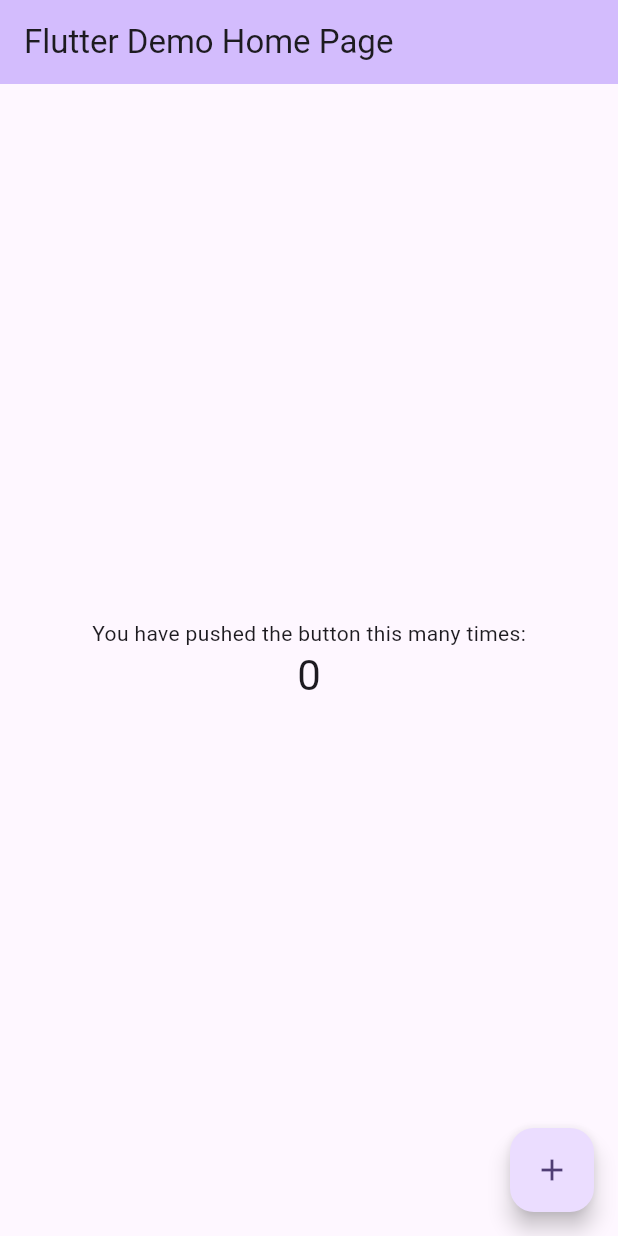
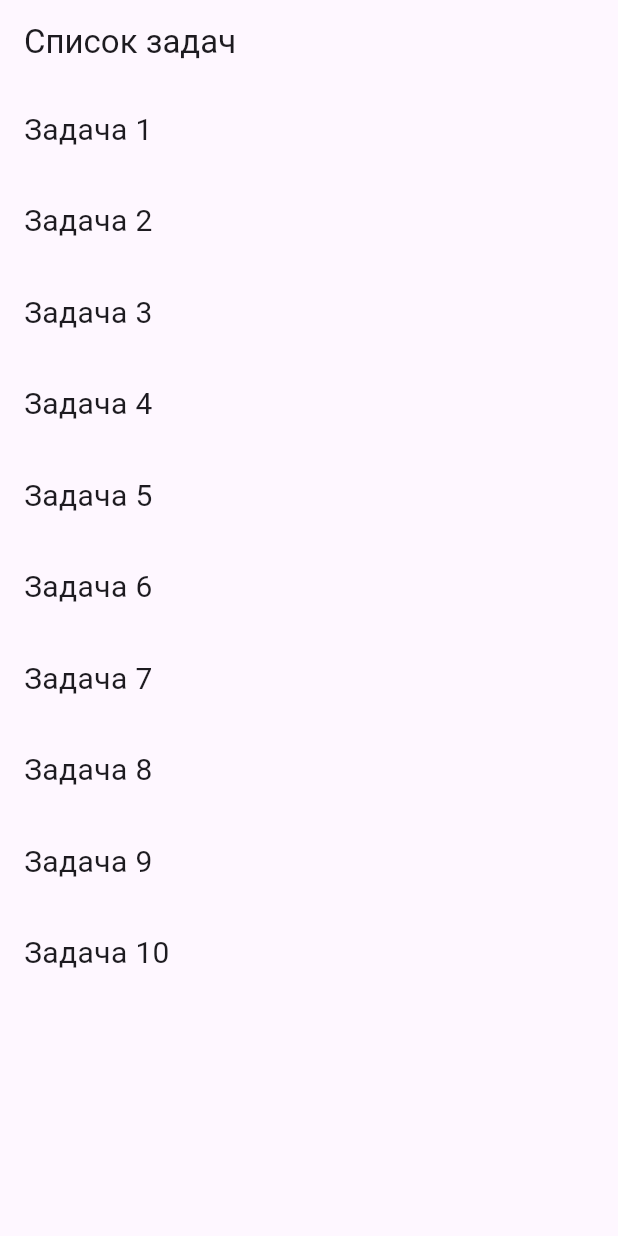
Before and after one commit to Aliya0322/flutter-project, a Flutter app: the screen it shows after launch, on a phone screen of 412 x 824 dp. Run offline on Flutter 3.47's test engine with Material 3 defaults, Android fonts, the phone set to English and light mode, and no system bars; our stand-ins replace supabase_flutter; accounts and stored records are empty.

Commit message:
init commit

```diff
--- /dev/null
+++ b/flutter_application_1/lib/api/api_config.dart
@@ -0,0 +1,4 @@
+class ApiConfig {
+  static const String projectURL = 'https://jcoxspwshcclyxuxdzcu.supabase.co';
+  static const String projectKEY = 'eyJhbGciOiJIUzI1NiIsInR5cCI6IkpXVCJ9.eyJpc3MiOiJzdXBhYmFzZSIsInJlZiI6Impjb3hzcHdzaGNjbHl4dXhkemN1Iiwicm9sZSI6ImFub24iLCJpYXQiOjE3NDAyMTI5NTYsImV4cCI6MjA1NTc4ODk1Nn0.SKPsscr5atxK3ED-TPuW-fg7rziKD2Kcc_wrQkWIAiM';
+}
--- a/flutter_application_1/lib/main.dart
+++ b/flutter_application_1/lib/main.dart
@@ -1,122 +1,27 @@
 import 'package:flutter/material.dart';
+import 'package:flutter_application_1/screens/home_screen.dart';
+import 'package:supabase_flutter/supabase_flutter.dart';
+import 'api/api_config.dart';
 
-void main() {
+
+Future<void> main() async {
+  WidgetsFlutterBinding.ensureInitialized();
+
+  await Supabase.initialize(
+    url: ApiConfig.projectURL,
+    anonKey: ApiConfig.projectKEY,
+  );
   runApp(const MyApp());
 }
 
 class MyApp extends StatelessWidget {
-  const MyApp({super.key});
+  const MyApp({Key? key}): super(key: key);
 
-  // This widget is the root of your application.
   @override
   Widget build(BuildContext context) {
-    return MaterialApp(
-      title: 'Flutter Demo',
-      theme: ThemeData(
-        // This is the theme of your application.
-        //
-        // TRY THIS: Try running your application with "flutter run". You'll see
-        // the application has a purple toolbar. Then, without quitting the app,
-        // try changing the seedColor in the colorScheme below to Colors.green
-        // and then invoke "hot reload" (save your changes or press the "hot
-        // reload" button in a Flutter-supported IDE, or press "r" if you used
-        // the command line to start the app).
-        //
-        // Notice that the counter didn't reset back to zero; the application
-        // state is not lost during the reload. To reset the state, use hot
-        // restart instead.
-        //
-        // This works for code too, not just values: Most code changes can be
-        // tested with just a hot reload.
-        colorScheme: ColorScheme.fromSeed(seedColor: Colors.deepPurple),
-      ),
-      home: const MyHomePage(title: 'Flutter Demo Home Page'),
+    return const MaterialApp(
+      title: 'ToDo App',
+      home: MyWidget(),
     );
   }
 }
-
-class MyHomePage extends StatefulWidget {
-  const MyHomePage({super.key, required this.title});
-
-  // This widget is the home page of your application. It is stateful, meaning
-  // that it has a State object (defined below) that contains fields that affect
-  // how it looks.
-
-  // This class is the configuration for the state. It holds the values (in this
-  // case the title) provided by the parent (in this case the App widget) and
-  // used by the build method of the State. Fields in a Widget subclass are
-  // always marked "final".
-
-  final String title;
-
-  @override
-  State<MyHomePage> createState() => _MyHomePageState();
-}
-
-class _MyHomePageState extends State<MyHomePage> {
-  int _counter = 0;
-
-  void _incrementCounter() {
-    setState(() {
-      // This call to setState tells the Flutter framework that something has
-      // changed in this State, which causes it to rerun the build method below
-      // so that the display can reflect the updated values. If we changed
-      // _counter without calling setState(), then the build method would not be
-      // called again, and so nothing would appear to happen.
-      _counter++;
-    });
-  }
-
-  @override
-  Widget build(BuildContext context) {
-    // This method is rerun every time setState is called, for instance as done
-    // by the _incrementCounter method above.
-    //
-    // The Flutter framework has been optimized to make rerunning build methods
-    // fast, so that you can just rebuild anything that needs updating rather
-    // than having to individually change instances of widgets.
-    return Scaffold(
-      appBar: AppBar(
-        // TRY THIS: Try changing the color here to a specific color (to
-        // Colors.amber, perhaps?) and trigger a hot reload to see the AppBar
-        // change color while the other colors stay the same.
-        backgroundColor: Theme.of(context).colorScheme.inversePrimary,
-        // Here we take the value from the MyHomePage object that was created by
-        // the App.build method, and use it to set our appbar title.
-        title: Text(widget.title),
-      ),
-      body: Center(
-        // Center is a layout widget. It takes a single child and positions it
-        // in the middle of the parent.
-        child: Column(
-          // Column is also a layout widget. It takes a list of children and
-          // arranges them vertically. By default, it sizes itself to fit its
-          // children horizontally, and tries to be as tall as its parent.
-          //
-          // Column has various properties to control how it sizes itself and
-          // how it positions its children. Here we use mainAxisAlignment to
-          // center the children vertically; the main axis here is the vertical
-          // axis because Columns are vertical (the cross axis would be
-          // horizontal).
-          //
-          // TRY THIS: Invoke "debug painting" (choose the "Toggle Debug Paint"
-          // action in the IDE, or press "p" in the console), to see the
-          // wireframe for each widget.
-          mainAxisAlignment: MainAxisAlignment.center,
-          children: <Widget>[
-            const Text('You have pushed the button this many times:'),
-            Text(
-              '$_counter',
-              style: Theme.of(context).textTheme.headlineMedium,
-            ),
-          ],
-        ),
-      ),
-      floatingActionButton: FloatingActionButton(
-        onPressed: _incrementCounter,
-        tooltip: 'Increment',
-        child: const Icon(Icons.add),
-      ), // This trailing comma makes auto-formatting nicer for build methods.
-    );
-  }
-}
--- /dev/null
+++ b/flutter_application_1/lib/screens/home_screen.dart
@@ -0,0 +1,49 @@
+import 'package:flutter/material.dart';
+
+class MyWidget extends StatelessWidget {
+  const MyWidget({Key? key}) : super(key: key);
+
+  @override
+  Widget build(BuildContext context) {
+    return Scaffold(
+      appBar: AppBar(
+        title: const Text('Список задач'),
+      ),
+      body: TaskListView(),
+    );
+  }
+}
+
+class TaskListView extends StatelessWidget {
+  TaskListView({Key? key}) : super(key: key);
+
+  final List<Map<String, dynamic>> tasks = [
+    {"title": "Задача 1", "completed": false},
+    {"title": "Задача 2", "completed": false},
+    {"title": "Задача 3", "completed": false},
+    {"title": "Задача 4", "completed": false},
+    {"title": "Задача 5", "completed": false},
+    {"title": "Задача 6", "completed": false},
+    {"title": "Задача 7", "completed": false},
+    {"title": "Задача 8", "completed": false},
+    {"title": "Задача 9", "completed": false},
+    {"title": "Задача 10", "completed": false},
+  ];
+
+  @override
+  Widget build(BuildContext context) {
+    return ListView(
+      children: tasks.map((task) {
+        return Container(
+          padding: EdgeInsets.all(16),
+            child: Text(
+              task["title"],
+              style: TextStyle(
+                fontSize: 20,
+              ),
+            ),
+        );
+      }).toList(),
+    );
+  }
+}
--- a/flutter_application_1/pubspec.yaml
+++ b/flutter_application_1/pubspec.yaml
@@ -34,6 +34,7 @@ dependencies:
   # The following adds the Cupertino Icons font to your application.
   # Use with the CupertinoIcons class for iOS style icons.
   cupertino_icons: ^1.0.8
+  supabase_flutter: ^2.8.3
 
 dev_dependencies:
   flutter_test:
```
Also changed, not shown: flutter_application_1/pubspec.lock, 7 other files.
